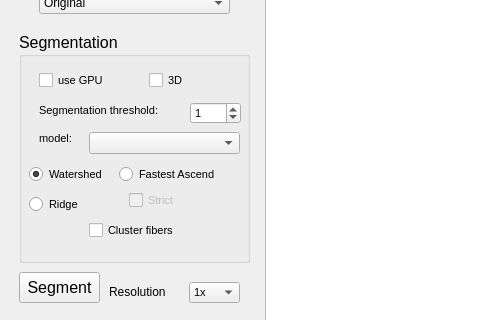
The window that resources/fiber_tool.ui (vikba/Fiberpose) describes before a commit, drawn with Qt 5; both pictures show x 0 to 480 and y 96 to 416 of the 879 by 878 pixel window.
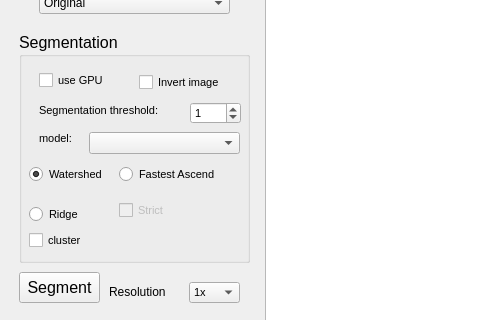
The same window after the commit. Custom widgets are drawn as their Qt base class.

Commit message: Added Segmentation outline view option

```diff
--- a/resources/fiber_tool.ui
+++ b/resources/fiber_tool.ui
@@ -336,10 +336,10 @@
        <widget class="QCheckBox" name="chb_3D">
         <property name="geometry">
          <rect>
-          <x>130</x>
+          <x>120</x>
           <y>40</y>
-          <width>81</width>
-          <height>17</height>
+          <width>91</width>
+          <height>20</height>
          </rect>
         </property>
         <property name="font">
@@ -348,7 +348,7 @@
          </font>
         </property>
         <property name="text">
-         <string>3D</string>
+         <string>Invert image</string>
         </property>
        </widget>
        <widget class="QLabel" name="label_6">
@@ -423,24 +423,6 @@
          <string>model:</string>
         </property>
        </widget>
-       <widget class="QCheckBox" name="chb_cluster">
-        <property name="geometry">
-         <rect>
-          <x>70</x>
-          <y>190</y>
-          <width>91</width>
-          <height>17</height>
-         </rect>
-        </property>
-        <property name="font">
-         <font>
-          <pointsize>8</pointsize>
-         </font>
-        </property>
-        <property name="text">
-         <string>Cluster fibers</string>
-        </property>
-       </widget>
        <widget class="QRadioButton" name="rb_watershed">
         <property name="enabled">
          <bool>true</bool>
@@ -469,7 +451,7 @@
         <property name="geometry">
          <rect>
           <x>10</x>
-          <y>160</y>
+          <y>170</y>
           <width>81</width>
           <height>25</height>
          </rect>
@@ -507,8 +489,8 @@
         </property>
         <property name="geometry">
          <rect>
-          <x>110</x>
-          <y>160</y>
+          <x>100</x>
+          <y>170</y>
           <width>51</width>
           <height>17</height>
          </rect>
@@ -522,6 +504,24 @@
          <string>Strict</string>
         </property>
        </widget>
+       <widget class="QCheckBox" name="chb_cluster">
+        <property name="geometry">
+         <rect>
+          <x>10</x>
+          <y>200</y>
+          <width>101</width>
+          <height>17</height>
+         </rect>
+        </property>
+        <property name="font">
+         <font>
+          <pointsize>8</pointsize>
+         </font>
+        </property>
+        <property name="text">
+         <string>cluster</string>
+        </property>
+       </widget>
       </widget>
       <widget class="QProgressBar" name="progress_bar">
        <property name="geometry">
```
Left out of the diff: 47 changed lines with no effect on the pictures. The commit also changes 2 other files.
